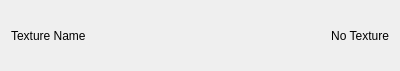
This is RootTools/Treenity/UI/TextureDropWidget.ui in kevinortegren/zombieshroom as Qt 5 draws it before an edit. The edited form follows.
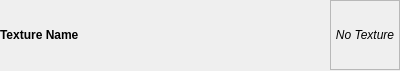
This is the edited form. Custom widgets are drawn as their Qt base class.

```diff
--- a/RootTools/Treenity/UI/TextureDropWidget.ui
+++ b/RootTools/Treenity/UI/TextureDropWidget.ui
@@ -14,20 +14,87 @@
    <string>Form</string>
   </property>
   <layout class="QGridLayout" name="gridLayout">
+   <property name="leftMargin">
+    <number>0</number>
+   </property>
+   <property name="topMargin">
+    <number>0</number>
+   </property>
+   <property name="rightMargin">
+    <number>0</number>
+   </property>
+   <property name="bottomMargin">
+    <number>0</number>
+   </property>
+   <property name="spacing">
+    <number>0</number>
+   </property>
    <item row="0" column="0">
     <widget class="QLabel" name="label">
+     <property name="maximumSize">
+      <size>
+       <width>16777215</width>
+       <height>16777215</height>
+      </size>
+     </property>
+     <property name="font">
+      <font>
+       <weight>75</weight>
+       <bold>true</bold>
+      </font>
+     </property>
      <property name="text">
       <string>Texture Name</string>
      </property>
+     <property name="alignment">
+      <set>Qt::AlignLeading|Qt::AlignLeft|Qt::AlignVCenter</set>
+     </property>
+     <property name="margin">
+      <number>13</number>
+     </property>
     </widget>
    </item>
    <item row="0" column="1">
     <widget class="DropLabel" name="label_2">
+     <property name="sizePolicy">
+      <sizepolicy hsizetype="Fixed" vsizetype="Fixed">
+       <horstretch>0</horstretch>
+       <verstretch>0</verstretch>
+      </sizepolicy>
+     </property>
+     <property name="minimumSize">
+      <size>
+       <width>0</width>
+       <height>0</height>
+      </size>
+     </property>
+     <property name="maximumSize">
+      <size>
+       <width>70</width>
+       <height>70</height>
+      </size>
+     </property>
+     <property name="font">
+      <font>
+       <weight>50</weight>
+       <italic>true</italic>
+       <bold>false</bold>
+      </font>
+     </property>
+     <property name="frameShape">
+      <enum>QFrame::StyledPanel</enum>
+     </property>
+     <property name="frameShadow">
+      <enum>QFrame::Plain</enum>
+     </property>
+     <property name="lineWidth">
+      <number>1</number>
+     </property>
      <property name="text">
       <string>No Texture</string>
      </property>
      <property name="alignment">
-      <set>Qt::AlignRight|Qt::AlignTrailing|Qt::AlignVCenter</set>
+      <set>Qt::AlignCenter</set>
      </property>
     </widget>
    </item>
```
